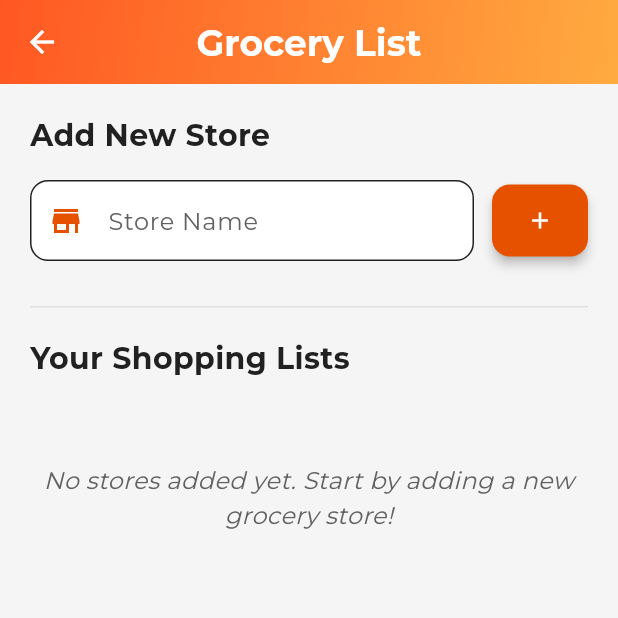
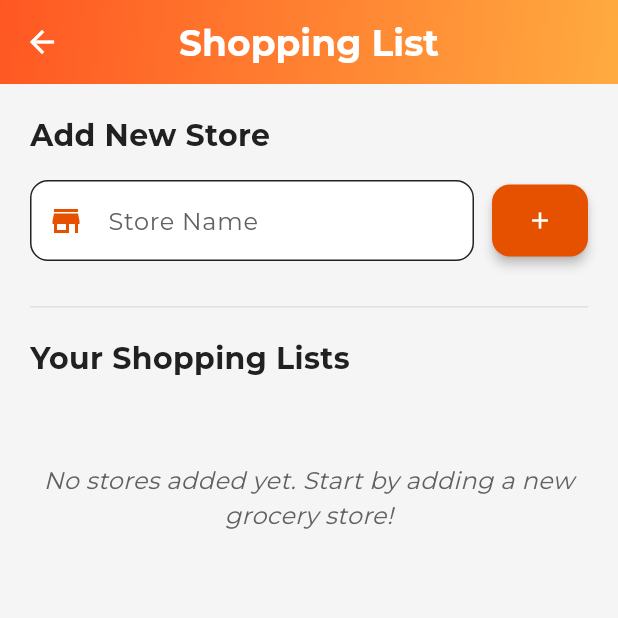
Before and after one commit to camy0330/Dappr, a Flutter app: the ShoppingListPage screen opened directly, on a phone screen of 412 x 824 dp, the top half of it. Run offline on Flutter 3.47's test engine with Material 3 defaults, Android fonts, the phone set to English and light mode, and no system bars; our stand-ins replace audioplayers, logger, lottie, shared_preferences, table_calendar; accounts and stored records are empty.

Commit message:
Update shopping_list_page.dart

```diff
--- a/lib/pages/shopping_list_page.dart
+++ b/lib/pages/shopping_list_page.dart
@@ -47,7 +47,7 @@ class _ShoppingListPageState extends State<ShoppingListPage> {
       backgroundColor: lightBackground,
       appBar: AppBar(
         title: const Text(
-          'Grocery List',
+          'Shopping List',
           style: TextStyle(
             fontFamily: 'Montserrat',
             color: Colors.white,
```
